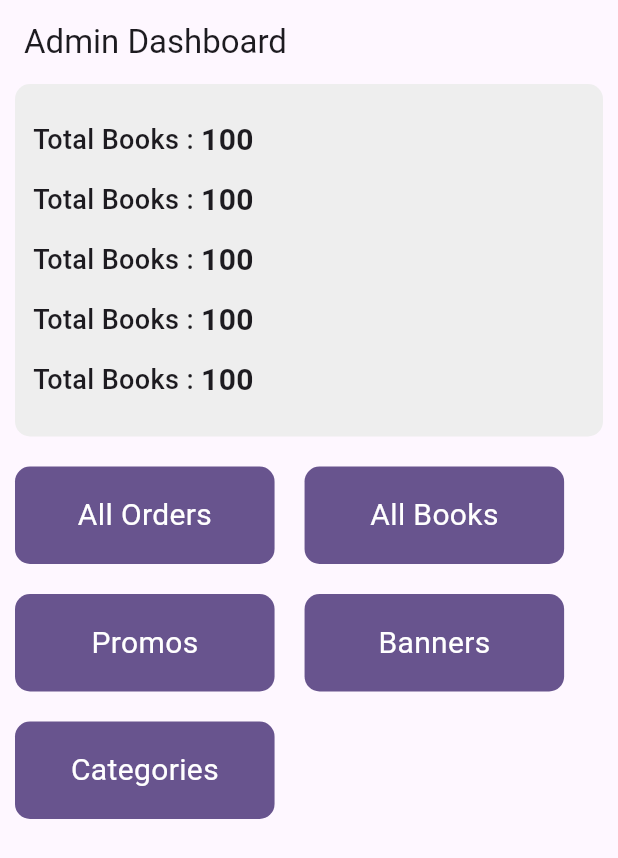
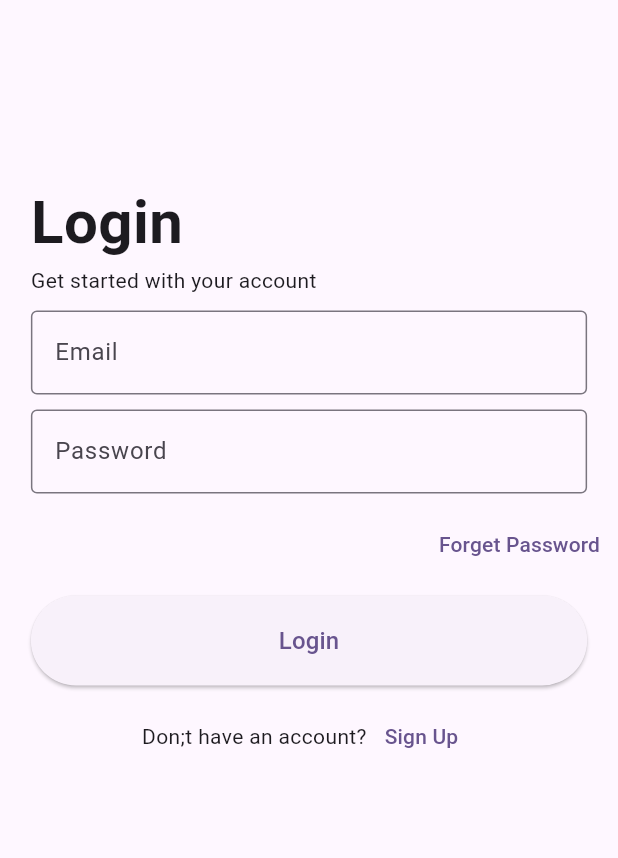
Before and after one commit to viraj-gunasekara/Bookstore_App_Android, a Flutter app: the screen it shows after launch, on a phone screen of 412 x 824 dp. Shown: the top 858 px of the screen. Run offline on Flutter 3.47's test engine with Material 3 defaults, Android fonts, the phone set to English and light mode, and no system bars; our stand-ins replace firebase_auth, firebase_core; accounts and stored records are empty.

Commit message:
login page ui

```diff
--- a/bookstore_admin_app/lib/main.dart
+++ b/bookstore_admin_app/lib/main.dart
@@ -1,4 +1,5 @@
 import 'package:bookstore_admin_app/views/admin_home.dart';
+import 'package:bookstore_admin_app/views/login.dart';
 import 'package:flutter/material.dart';
 import 'package:firebase_core/firebase_core.dart';
 import 'firebase_options.dart';
@@ -35,7 +36,10 @@
         // tested with just a hot reload.
         colorScheme: ColorScheme.fromSeed(seedColor: Colors.deepPurple),
       ),
-      routes: {"/": (context) => AdminHome()},
+      routes: {
+        "/": (context) => LoginPage(),
+        "/login": (context) => LoginPage(),
+      },
     );
   }
 }
--- /dev/null
+++ b/bookstore_admin_app/lib/views/login.dart
@@ -0,0 +1,96 @@
+import 'package:flutter/material.dart';
+
+class LoginPage extends StatefulWidget {
+  const LoginPage({super.key});
+
+  @override
+  State<LoginPage> createState() => _LoginPageState();
+}
+
+class _LoginPageState extends State<LoginPage> {
+  final formKey = GlobalKey<FormState>();
+
+  TextEditingController _emailController = TextEditingController();
+  TextEditingController _passwordController = TextEditingController();
+
+  @override
+  Widget build(BuildContext context) {
+    return Scaffold(
+      body: Column(
+        children: [
+          SizedBox(height: 120),
+          SizedBox(
+            width: MediaQuery.of(context).size.width * .9,
+            child: Column(
+              crossAxisAlignment: CrossAxisAlignment.start,
+              children: [
+                Text(
+                  "Login",
+                  style: TextStyle(fontSize: 40, fontWeight: FontWeight.w700),
+                ),
+                Text("Get started with your account"),
+                SizedBox(height: 10),
+                SizedBox(
+                  width: MediaQuery.of(context).size.width * .9,
+                  child: TextFormField(
+                    validator: (value) =>
+                        value!.isEmpty ? "Email cannot be empty." : null,
+                    controller: _emailController,
+                    decoration: InputDecoration(
+                      border: OutlineInputBorder(),
+                      label: Text("Email"),
+                    ),
+                  ),
+                ),
+              ],
+            ),
+          ),
+          SizedBox(height: 10),
+          SizedBox(
+            width: MediaQuery.of(context).size.width * .9,
+            child: TextFormField(
+              validator: (value) => value!.length < 8
+                  ? "Password should have atleast 8 characters."
+                  : null,
+              controller: _passwordController,
+              obscureText: true,
+              decoration: InputDecoration(
+                border: OutlineInputBorder(),
+                label: Text("Password"),
+              ),
+            ),
+          ),
+          SizedBox(height: 10),
+          Row(
+            mainAxisAlignment: MainAxisAlignment.end,
+            children: [
+              TextButton(onPressed: () {}, child: Text("Forget Password")),
+            ],
+          ),
+          SizedBox(height: 10),
+          SizedBox(
+            height: 60,
+            width: MediaQuery.of(context).size.width * .9,
+            child: ElevatedButton(
+              onPressed: () {},
+              child: Text("Login", style: TextStyle(fontSize: 16)),
+            ),
+          ),
+          SizedBox(height: 10),
+          Row(
+            mainAxisAlignment: MainAxisAlignment.center,
+            children: [
+              Text("Don;t have an account?"),
+              TextButton(
+                onPressed: () {
+                  Navigator.pushNamed(context, "/signup");
+                },
+                child: Text("Sign Up"),
+              ),
+            ],
+          ),
+        ],
+      ),
+    );
+  }
+}
```
